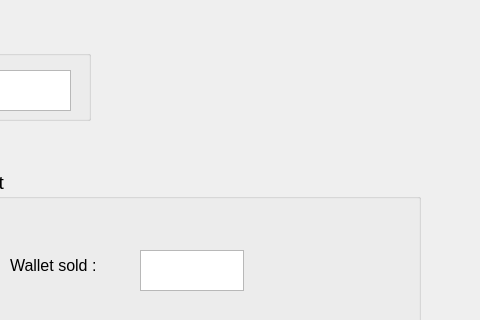
Qt form ProjetCOMSSFIL/mainwindow.ui (paulesbats/ProjetCOMSSFIL) before a commit; both pictures show x 720 to 1200 and y 0 to 320 of the 1200 by 700 pixel window.
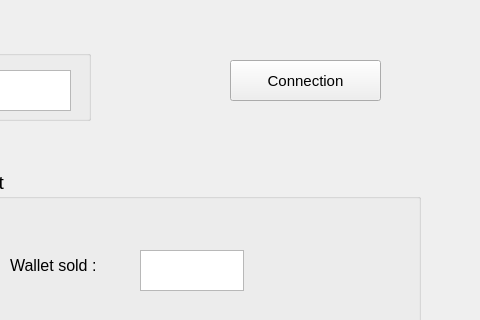
The same form after that commit.

Commit message: Add reset card function to reset identity and wallet value

The edit to the form file:
```diff
--- a/ProjetCOMSSFIL/mainwindow.ui
+++ b/ProjetCOMSSFIL/mainwindow.ui
@@ -339,6 +339,24 @@
      <string>Status window :</string>
     </property>
    </widget>
+   <widget class="QPushButton" name="ResetButton">
+    <property name="geometry">
+     <rect>
+      <x>950</x>
+      <y>60</y>
+      <width>151</width>
+      <height>41</height>
+     </rect>
+    </property>
+    <property name="font">
+     <font>
+      <pointsize>11</pointsize>
+     </font>
+    </property>
+    <property name="text">
+     <string>Connection</string>
+    </property>
+   </widget>
   </widget>
   <widget class="QMenuBar" name="menubar">
    <property name="geometry">
```
The commit also changes 2 other files.
